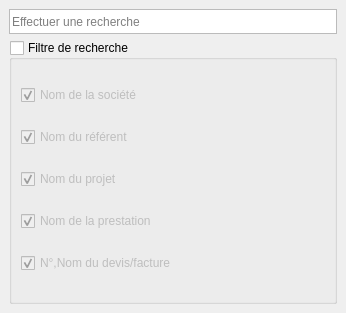
FACT-Team/FactDev, file src/gui/docks/searchdock.ui: the form before one commit.
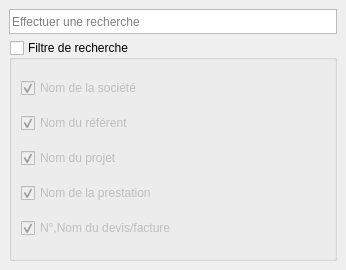
The form after the commit. Icons and pictures are not drawn.

Commit message: CHeck filters corrections

What changed in the file:
```diff
--- a/src/gui/docks/searchdock.ui
+++ b/src/gui/docks/searchdock.ui
@@ -7,9 +7,15 @@
     <x>0</x>
     <y>0</y>
     <width>346</width>
-    <height>313</height>
+    <height>270</height>
    </rect>
   </property>
+  <property name="maximumSize">
+   <size>
+    <width>524287</width>
+    <height>270</height>
+   </size>
+  </property>
   <property name="windowTitle">
    <string>Recherche</string>
   </property>
```
Left out of the diff: 82 changed lines with no effect on the pictures.
